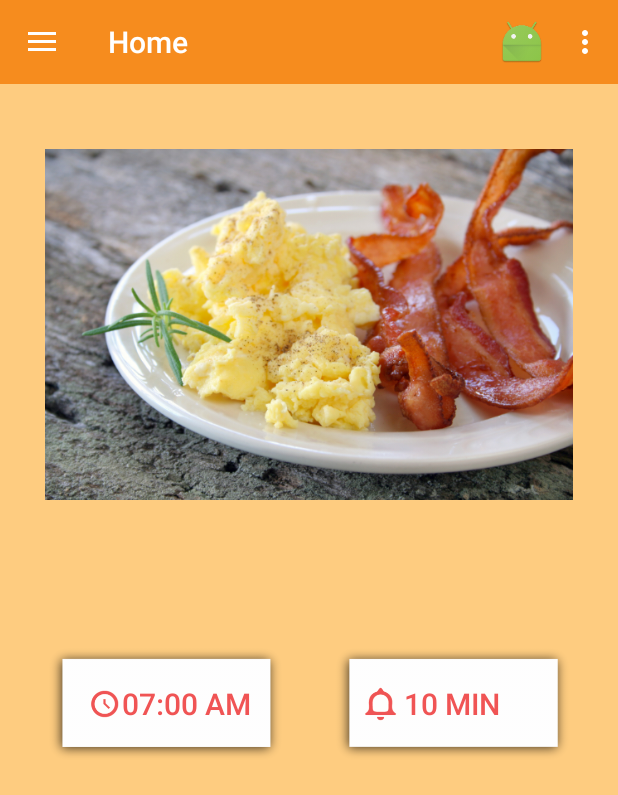
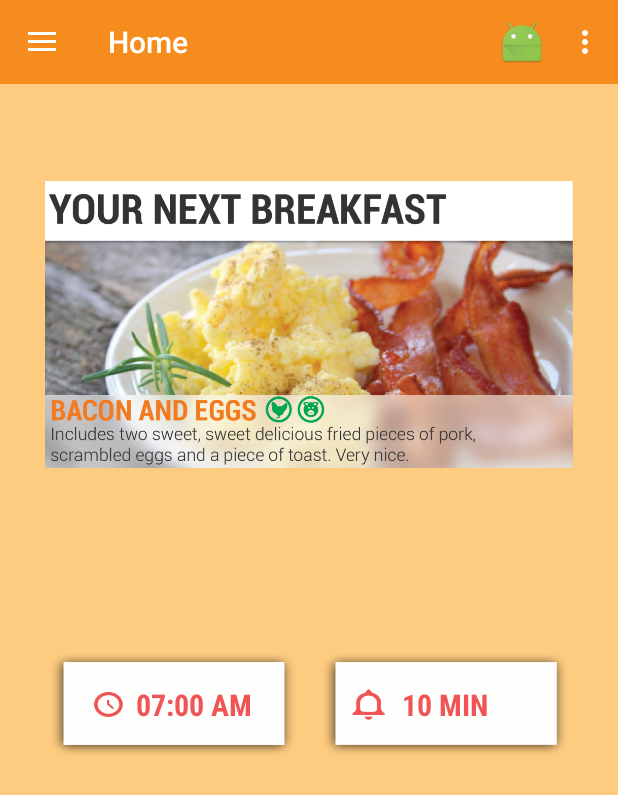
Before and after one commit to rlunding/DeliciousClock, an Android app: the HomeFragment screen opened directly, with no data from a screen before it, on a phone screen of 412 x 824 dp. Shown: the top 795 px of the screen. Run offline under Robolectric (Android 15) with nearby library versions, the phone set to English and light mode, and no system bars.

Commit message:
added two images to meal

```diff
--- a/app/src/main/java/org/lunding/deliciousclock/HomeFragment.java
+++ b/app/src/main/java/org/lunding/deliciousclock/HomeFragment.java
@@ -17,6 +17,7 @@ import org.lunding.deliciousclock.data.Meal;
 import org.lunding.deliciousclock.data.Time;
 
 /**
+ *
  * Created by Lunding on 14/07/15.
  */
 public class HomeFragment extends Fragment {
@@ -50,7 +51,7 @@ public class HomeFragment extends Fragment {
 
 
         //TODO: read meal-image from database?
-        mealImage.setImageResource(meal.getImage());
+        mealImage.setImageResource(meal.getHomecard());
         timeButton.setText("      " + Utilities.makeTimeString(time));
         offsetButton.setText(Utilities.makeOffsetStrign(time));
 
--- a/app/src/main/java/org/lunding/deliciousclock/data/Meal.java
+++ b/app/src/main/java/org/lunding/deliciousclock/data/Meal.java
@@ -9,14 +9,28 @@ public class Meal implements Serializable{
 
     private int id;
     private int image;
+    private int imagecard;
+    private int homecard;
     private String title;
     private String description;
 
-    public Meal(int id, int image, String title, String description) {
+
+
+    public Meal(int id, int image, int imagecard, int homecard, String title, String description) {
+
         this.id = id;
         this.image = image;
+        this.imagecard = imagecard;
+        this.homecard = homecard;
         this.title = title;
         this.description = description;
+    }
+    public int getImagecard() {
+        return imagecard;
+    }
+
+    public int getHomecard() {
+        return homecard;
     }
 
     public int getId() {
--- a/app/src/main/java/org/lunding/deliciousclock/data/SQLiteHandler.java
+++ b/app/src/main/java/org/lunding/deliciousclock/data/SQLiteHandler.java
@@ -41,11 +41,11 @@ public class SQLiteHandler extends SQLiteOpenHelper {
     public SQLiteHandler(Context context){
         super(context, DATABASE_NAME, null, DATABASE_VERSION);
 
-        arrayOfMeals.add(new Meal(1, R.drawable.bacon_and_eggs, "Bacon and eggs", "Includes two sweet delicious fried pieces of pork," +
+        arrayOfMeals.add(new Meal(1, R.drawable.bacon_and_eggs, R.drawable.bacon_and_eggs_card, R.drawable.your_next_bacon, "Bacon and eggs", "Includes two sweet delicious fried pieces of pork," +
                 "scramled eggs, and a piece of toast."));
-        arrayOfMeals.add(new Meal(2, R.drawable.burrito, "Breakfast Burrito", "Includes two delicious breakfast burritos. Pick this one" +
+        arrayOfMeals.add(new Meal(2, R.drawable.burrito, R.drawable.burrito_card, R.drawable.your_next_burrito, "Breakfast Burrito", "Includes two delicious breakfast burritos. Pick this one" +
                 "if you're allergic to everything."));
-        arrayOfMeals.add(new Meal(3, R.drawable.vegetarian, "Vegetarian", "Includes some vegetarian lasagna thingy. You should pick" +
+        arrayOfMeals.add(new Meal(3, R.drawable.vegetarian, R.drawable.vegetarian_card, R.drawable.your_next_vegetarian, "Vegetarian", "Includes some vegetarian lasagna thingy. You should pick" +
                 "this one if you're against killing animals for food!"));
     }
 
--- a/app/src/main/java/org/lunding/deliciousclock/register/AddressSelectionActivity.java
+++ b/app/src/main/java/org/lunding/deliciousclock/register/AddressSelectionActivity.java
@@ -128,7 +128,7 @@ public class AddressSelectionActivity extends AppCompatActivity {
 
     private void validateInput(){
         if (stateValid && zipcodeValid){
-            this.address = new Address(1, getAddress(), getCity(), getState(), getZipCode());
+            this.address = new Address(getAddress(), getCity(), getState(), getZipCode());
             continueButton.setEnabled(true);
         } else {
             continueButton.setEnabled(false);
--- a/app/src/main/res/layout/fragment_home.xml
+++ b/app/src/main/res/layout/fragment_home.xml
@@ -37,14 +37,15 @@
             android:text="        07:30 AM"
             android:id="@+id/homeview_change_time_button"
             android:layout_width="fill_parent"
-            android:layout_height="80dp"
+            android:layout_height="75dp"
             android:layout_weight="1"
             android:layout_marginStart="30dp"
-            android:layout_marginEnd="15dp"
+            android:layout_marginEnd="5dp"
             android:textSize="20sp"
             android:background="@drawable/clock_knap"
             android:textColor="#f05454"
-            android:fontFamily="sans-serif-medium"
+            android:fontFamily="sans-serif-condensed"
+            android:textStyle="bold"
             >
         </Button>
 
@@ -52,14 +53,15 @@
             android:text="10 MIN"
             android:id="@+id/homeview_change_offset_button"
             android:layout_width="fill_parent"
-            android:layout_height="80dp"
+            android:layout_height="75dp"
             android:layout_weight="1"
-            android:layout_marginStart="15dp"
+            android:layout_marginStart="5dp"
             android:layout_marginEnd="30dp"
             android:textSize="20sp"
             android:background="@drawable/bell_knap"
             android:textColor="#f05454"
-            android:fontFamily="sans-serif-medium">
+            android:fontFamily="sans-serif-condensed"
+            android:textStyle="bold">
         </Button>
     </LinearLayout>
 
```
Also changed, not shown: 1 other file.
